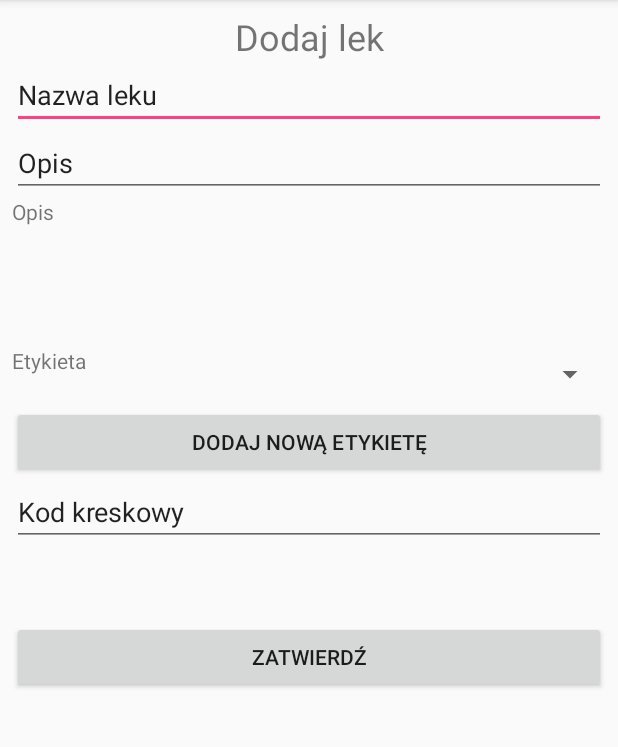
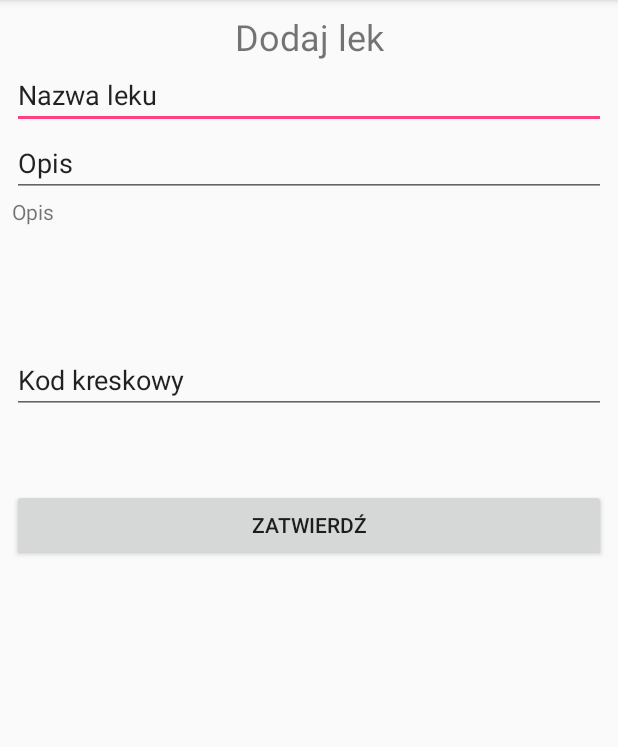
Before and after one commit to SmartUS-KNI/WirtualnaApteczka, an Android app: the NewMedicineFormActivity screen opened directly, with no data from a screen before it, on a phone screen of 412 x 824 dp, the part 84-831 px from its top. Run offline under Robolectric (Android 15) with nearby library versions, the phone set to English and light mode, and no system bars.

Commit message:
delete line in gradle responsible for duplicating classes, form label field, change name generator

```diff
--- a/app/build.gradle
+++ b/app/build.gradle
@@ -1,5 +1,4 @@
 apply plugin: 'com.android.application'
-apply plugin: 'org.greenrobot.greendao'
 
 android {
     compileSdkVersion 25
--- a/app/src/main/res/layout/activity_new_medicine_form.xml
+++ b/app/src/main/res/layout/activity_new_medicine_form.xml
@@ -52,32 +52,6 @@
             android:layout_height="99dp"
             android:text="@string/description" />
 
-        <LinearLayout
-            android:layout_width="match_parent"
-            android:layout_height="40dp"
-            android:orientation="horizontal">
-
-            <TextView
-                android:id="@+id/label_From_New_Medicine_TextView"
-                android:layout_width="234dp"
-                android:layout_height="36dp"
-                android:layout_weight="1"
-                android:text="@string/label" />
-
-            <Spinner
-                android:id="@+id/choose_Label_From_New_Medicine_Spinner"
-                android:layout_width="231dp"
-                android:layout_height="38dp"
-                android:layout_weight="1" />
-
-        </LinearLayout>
-
-        <Button
-            android:id="@+id/add_Label_From_New_Medicine_Button"
-            android:layout_width="match_parent"
-            android:layout_height="wrap_content"
-            android:text="@string/add_new_label" />
-
         <EditText
             android:id="@+id/barcode_From_New_Medicine_EditText"
             android:layout_width="match_parent"
--- a/settings.gradle
+++ b/settings.gradle
@@ -1 +1 @@
-include ':app', ':greenDaoGenerator'
+include ':app', ':DatabaseGenerator'
```
Also changed, not shown: DatabaseGenerator/build.gradle (renamed from greenDaoGenerator/build.gradle), DatabaseGenerator/src/main/java/com/greendao/MyGenerator.java (renamed from greenDaoGenerator/src/main/java/com/greendao/MyGenerator.java), 4 other files.
